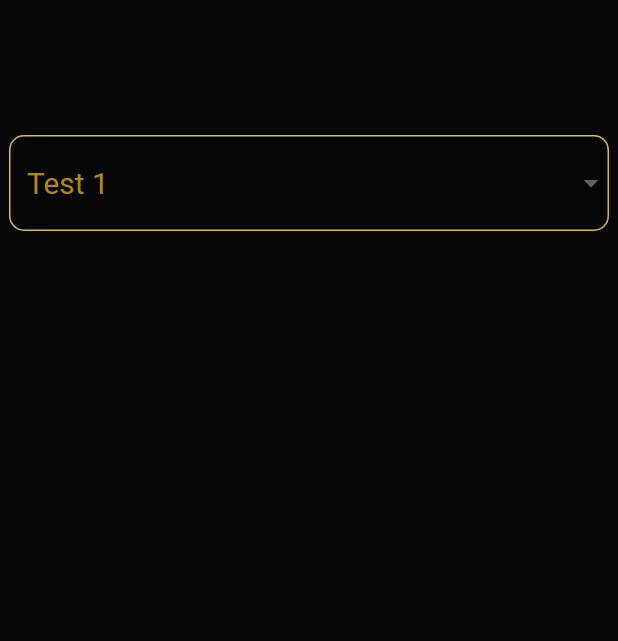
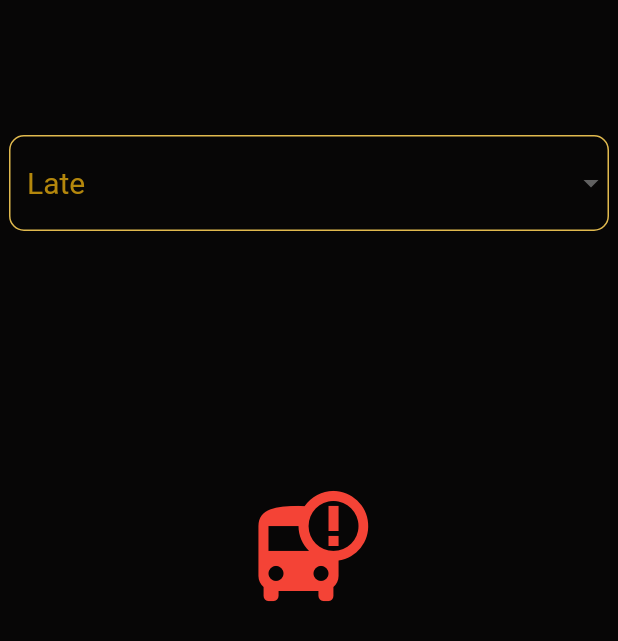
Before and after one commit to travel-companion/client, a Flutter app: the ReportPage screen opened directly, on a phone screen of 412 x 824 dp. Shown: the top 641 px of the screen. Run offline on Flutter 3.47's test engine with Material 2 defaults, Android fonts, the light colour scheme and no system bars; our stand-ins replace cached_network_image, cloud_firestore, faker, firebase_auth, firebase_core, firebase_storage and 9 more; missing offline and left inert: comment_box, filter_list; accounts and stored records are empty; network calls fail.

Commit message:
declare incident

```diff
--- a/travelcompanion/lib/Chat_Side/pages/report_page.dart
+++ b/travelcompanion/lib/Chat_Side/pages/report_page.dart
@@ -1,18 +1,27 @@
+import 'dart:developer';
+
+import 'package:cloud_firestore/cloud_firestore.dart';
 import 'package:flutter/material.dart';
+import 'package:cloud_firestore/cloud_firestore.dart';
 
 class ReportPage extends StatefulWidget {
+  final roomNameDesu;
+  const ReportPage({Key? key, this.roomNameDesu}) : super(key: key);
   @override
   _ReportPageState createState() => _ReportPageState();
 }
 
 class _ReportPageState extends State<ReportPage> {
-  List<String> tests = ['Test 1', 'Test 2', 'Test 3', 'Test 4'];
-  String? selectedTest = 'Test 1';
-
+  List<String> tests = ['Late', 'Broke down', 'Full'];
+  String? selectedTest = 'Late';
+  DocumentReference chatRoomData =
+      FirebaseFirestore.instance.collection("chatRoomData").doc();
   @override
   Widget build(BuildContext context) => Scaffold(
         body: Center(
-            child: Container(
+          child: Column(
+            children: [
+              Container(
                 alignment: Alignment.topCenter,
                 padding: const EdgeInsets.only(top: 90),
                 child: SizedBox(
@@ -22,7 +31,8 @@ class _ReportPageState extends State<ReportPage> {
                         enabledBorder: OutlineInputBorder(
                             borderRadius: BorderRadius.circular(10),
                             borderSide: const BorderSide(
-                          width: 1, color: Color.fromARGB(255, 224, 185, 78)))),
+                                width: 1,
+                                color: Color.fromARGB(255, 224, 185, 78)))),
                     value: selectedTest,
                     items: tests
                         .map((test) => DropdownMenuItem<String>(
@@ -38,6 +48,33 @@ class _ReportPageState extends State<ReportPage> {
                     onChanged: (test) => setState(() => selectedTest = test),
                   ),
                 ),
-        )),
+              ),
+              Container(
+                padding: const EdgeInsets.only(top: 160.0, right: 50.0),
+                child: IconButton(
+                  padding: EdgeInsets.zero,
+                  constraints: const BoxConstraints(
+                    minHeight: 100,
+                  ),
+                  icon: const Icon(
+                    Icons.bus_alert,
+                    color: Colors.red,
+                    size: 80,
+                  ),
+                  onPressed: () {
+                    log(widget.roomNameDesu);
+                    FirebaseFirestore.instance
+                        .collection("chatRoomData")
+                        .doc(widget.roomNameDesu)
+                        .update({'alert':selectedTest})
+                        .then((value) =>{
+                          log('ok')
+                        });
+                  },
+                ),
+              ),
+            ],
+          ),
+        ),
       );
 }
--- a/travelcompanion/lib/Chat_Side/screens/chat_screen.dart
+++ b/travelcompanion/lib/Chat_Side/screens/chat_screen.dart
@@ -31,7 +31,7 @@ class ChatHome extends StatelessWidget {
       MessagesPage(
         roomNameDesu: roomNameDesu,
       ),
-      ReportPage(),
+      ReportPage(roomNameDesu: roomNameDesu,),
       const CallsPage(),
       const ContactsPage(),
     ];
```
Lines whose indentation alone changed are shown as unchanged.
